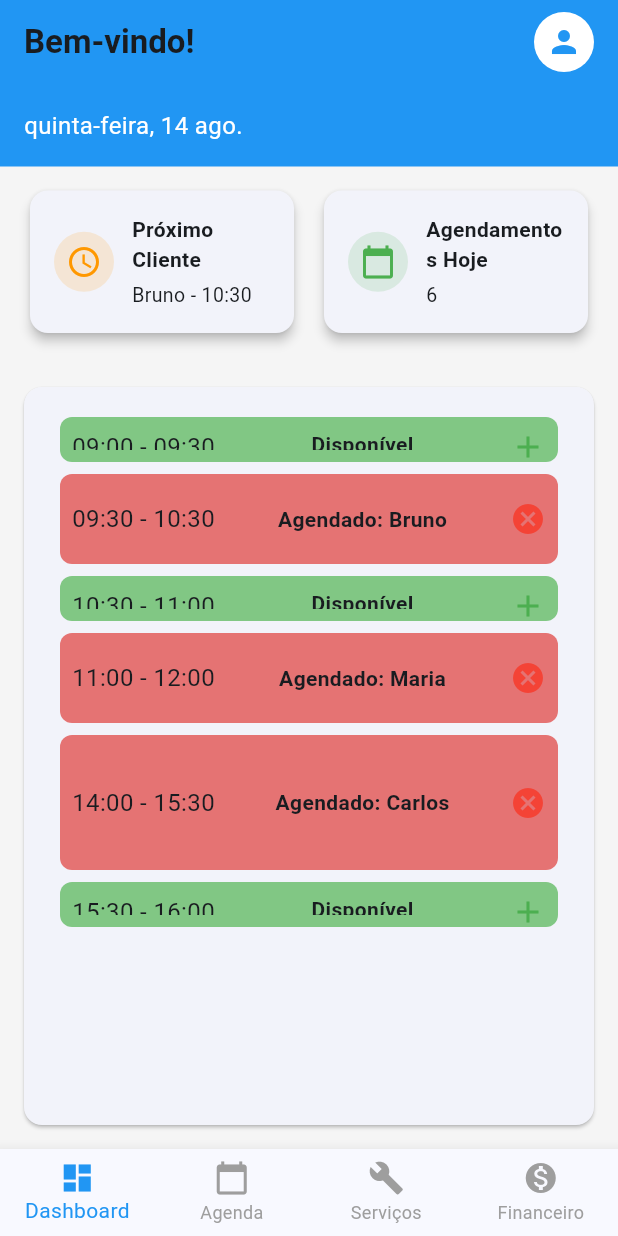
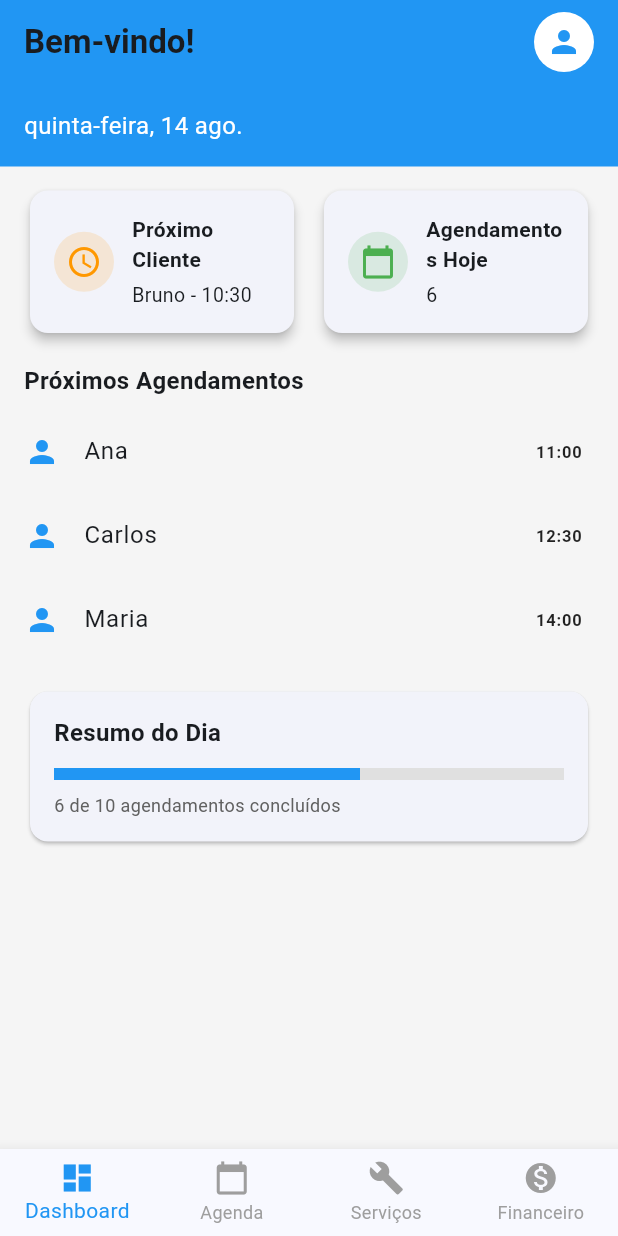
Before and after one commit to Brunolira123/agendae, a Flutter app: the DashboardPage screen opened directly, on a phone screen of 412 x 824 dp. Run offline on Flutter 3.47's test engine with Material 3 defaults, Android fonts, the phone set to English and light mode, and no system bars.

Commit message:
Implementado dash

```diff
--- a/lib/main.dart
+++ b/lib/main.dart
@@ -23,7 +23,7 @@ class AgendaEApp extends StatelessWidget {
         colorScheme: ColorScheme.fromSeed(seedColor: Colors.blue),
         useMaterial3: true,
       ),
-      home: const LoginPage(),
+      home: const DashboardPage(),
     );
   }
 }
--- a/lib/pages/dashboard_page.dart
+++ b/lib/pages/dashboard_page.dart
@@ -1,4 +1,3 @@
-import 'package:agendae/pages/agenda_mock.dart';
 import 'package:flutter/material.dart';
 import 'package:intl/intl.dart';
 import 'agenda_page.dart';
@@ -11,6 +10,11 @@ class DashboardPage extends StatelessWidget {
   Widget build(BuildContext context) {
     final proximoCliente = {"nome": "Bruno", "hora": "10:30"};
     final agendamentosHoje = 6;
+    final proximos = [
+      {"nome": "Ana", "hora": "11:00"},
+      {"nome": "Carlos", "hora": "12:30"},
+      {"nome": "Maria", "hora": "14:00"},
+    ];
     final dataAtual = DateFormat(
       "EEEE, dd MMM",
       "pt_BR",
@@ -21,9 +25,9 @@ class DashboardPage extends StatelessWidget {
       appBar: AppBar(
         backgroundColor: Colors.blue,
         elevation: 0,
-        title: Text(
+        title: const Text(
           "Bem-vindo!",
-          style: const TextStyle(fontWeight: FontWeight.bold),
+          style: TextStyle(fontWeight: FontWeight.bold),
         ),
         actions: [
           Padding(
@@ -35,7 +39,7 @@ class DashboardPage extends StatelessWidget {
           ),
         ],
       ),
-      body: Column(
+      body: ListView(
         children: [
           Container(
             width: double.infinity,
@@ -73,18 +77,58 @@ class DashboardPage extends StatelessWidget {
             ),
           ),
           const SizedBox(height: 16),
-          Expanded(
+
+          // Próximos agendamentos
+          Padding(
+            padding: const EdgeInsets.symmetric(horizontal: 16),
+            child: Text(
+              "Próximos Agendamentos",
+              style: TextStyle(fontSize: 16, fontWeight: FontWeight.bold),
+            ),
+          ),
+          const SizedBox(height: 8),
+          ...proximos.map((ag) => _buildListItem(ag["nome"]!, ag["hora"]!)),
+
+          const SizedBox(height: 16),
+
+          // Resumo visual do dia
+          Padding(
+            padding: const EdgeInsets.symmetric(horizontal: 16),
             child: Card(
-              margin: const EdgeInsets.all(16),
               shape: RoundedRectangleBorder(
                 borderRadius: BorderRadius.circular(12),
               ),
               child: Padding(
-                padding: const EdgeInsets.all(8),
-                child: AgendaMock(),
+                padding: const EdgeInsets.all(16),
+                child: Column(
+                  crossAxisAlignment: CrossAxisAlignment.start,
+                  children: [
+                    Text(
+                      "Resumo do Dia",
+                      style: TextStyle(
+                        fontSize: 16,
+                        fontWeight: FontWeight.bold,
+                      ),
+                    ),
+                    const SizedBox(height: 12),
+                    LinearProgressIndicator(
+                      value: agendamentosHoje / 10, // meta do dia
+                      color: Colors.blue,
+                      backgroundColor: Colors.grey[300],
+                      minHeight: 8,
+                    ),
+                    const SizedBox(height: 8),
+                    Text(
+                      "$agendamentosHoje de 10 agendamentos concluídos",
+                      style: TextStyle(fontSize: 12, color: Colors.grey[700]),
+                    ),
+                  ],
+                ),
               ),
             ),
           ),
+
+          const SizedBox(height: 20),
         ],
       ),
       bottomNavigationBar: _buildBottomNav(context),
@@ -131,6 +175,17 @@ class DashboardPage extends StatelessWidget {
     );
   }
 
+  Widget _buildListItem(String nome, String hora) {
+    return ListTile(
+      leading: Icon(Icons.person, color: Colors.blue),
+      title: Text(nome),
+      trailing: Text(
+        hora,
+        style: TextStyle(fontWeight: FontWeight.bold, color: Colors.black87),
+      ),
+    );
+  }
+
   Widget _buildBottomNav(BuildContext context) {
     return BottomNavigationBar(
       type: BottomNavigationBarType.fixed,
--- a/lib/pages/login_page.dart
+++ b/lib/pages/login_page.dart
@@ -1,4 +1,4 @@
-import 'package:agendae/pages/home_page.dart';
+import 'package:agendae/pages/dashboard_page.dart';
 import 'package:flutter/material.dart';
 
 class LoginPage extends StatefulWidget {
--- a/pubspec.yaml
+++ b/pubspec.yaml
@@ -35,6 +35,7 @@ dependencies:
   # The following adds the Cupertino Icons font to your application.
   # Use with the CupertinoIcons class for iOS style icons.
   cupertino_icons: ^1.0.8
+  fl_chart: ^1.0.0
 
 dev_dependencies:
   flutter_test:
```
Also changed, not shown: lib/pages/home_page.dart (deleted, +0 -170 lines), pubspec.lock.
